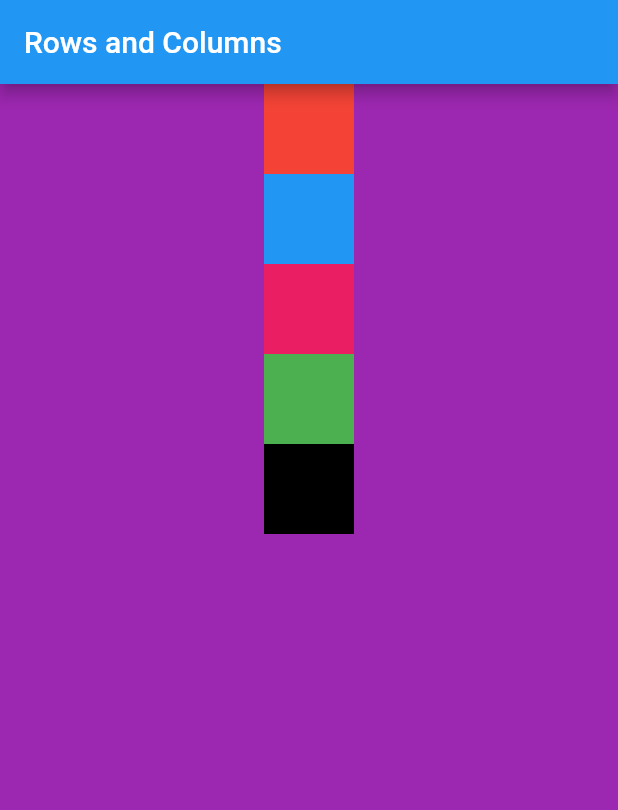
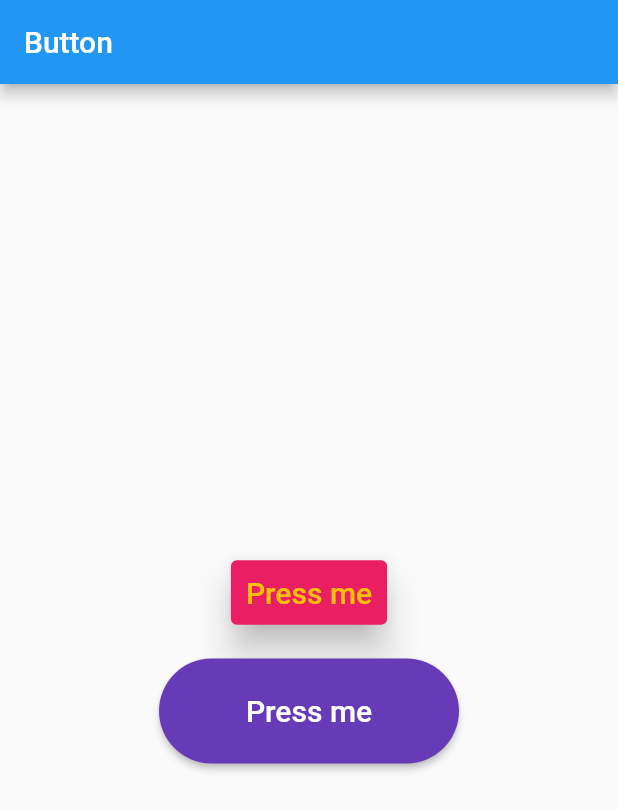
Before and after one commit to MamtaBhatt885/11dayschallenge_flutter, a Flutter app: the screen it shows after launch, on a phone screen of 412 x 824 dp. Shown: the top 810 px of the screen. Run offline on Flutter 3.47's test engine with Material 2 defaults, Android fonts, the phone set to English and light mode, and no system bars.

Commit message:
All about text button and elevated button

```diff
--- a/lib/main.dart
+++ b/lib/main.dart
@@ -1,4 +1,5 @@
 import "package:flutter/material.dart";
+import "package:flutter_application_1/widgets/button.dart";
 import "package:flutter_application_1/widgets/container_sized.dart";
 import "package:flutter_application_1/widgets/rowscols.dart";
 
@@ -14,9 +15,9 @@ class MyApp extends StatelessWidget {
     return MaterialApp(
       theme: ThemeData(
         brightness: Brightness.light,
-        primaryColor: Colors.deepOrange,
+        primaryColor: Colors.deepPurple,
       ),
-      home: RowCols(),
+      home: Button(),
       debugShowCheckedModeBanner: false,
     );
   }
--- /dev/null
+++ b/lib/widgets/button.dart
@@ -0,0 +1,54 @@
+import 'package:flutter/material.dart';
+
+class Button extends StatelessWidget {
+  const Button({super.key});
+
+  @override
+  Widget build(BuildContext context) {
+    return Scaffold(
+      appBar: AppBar(
+        title: Text('Button'),
+      ),
+      body: Center(
+        child: Column(
+          mainAxisAlignment: MainAxisAlignment.center,
+          children: [
+            TextButton(
+              style: ButtonStyle(
+                  padding: MaterialStateProperty.all(EdgeInsets.all(10)),
+                  overlayColor: MaterialStateProperty.all(Colors.lightGreen),
+                  elevation: MaterialStateProperty.all(10),
+                  backgroundColor: MaterialStateProperty.all(Colors.pink)),
+              child: Text(
+                'Press me',
+                style: TextStyle(fontSize: 20, color: Colors.amber),
+              ),
+              onPressed: () {},
+            ),
+            SizedBox(
+              height: 20,
+            ),
+            Container(
+              height: 70,
+              width: 200,
+              child: ElevatedButton(
+                style: ButtonStyle(
+                    backgroundColor: MaterialStateProperty.all(
+                        Theme.of(context).primaryColor),
+                    shape: MaterialStateProperty.all(RoundedRectangleBorder(
+                        borderRadius: BorderRadius.circular(40)))),
+                onPressed: () {
+                  print('Like');
+                },
+                child: Text(
+                  'Press me',
+                  style: TextStyle(fontSize: 20, color: Colors.white),
+                ),
+              ),
+            ),
+          ],
+        ),
+      ),
+    );
+  }
+}
```
